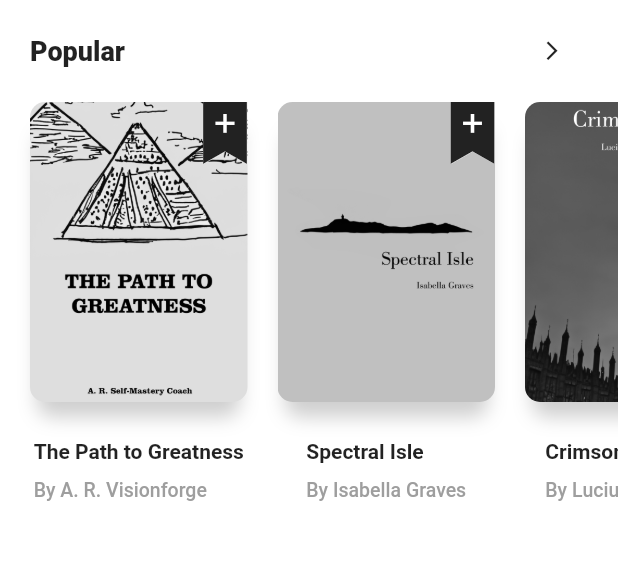
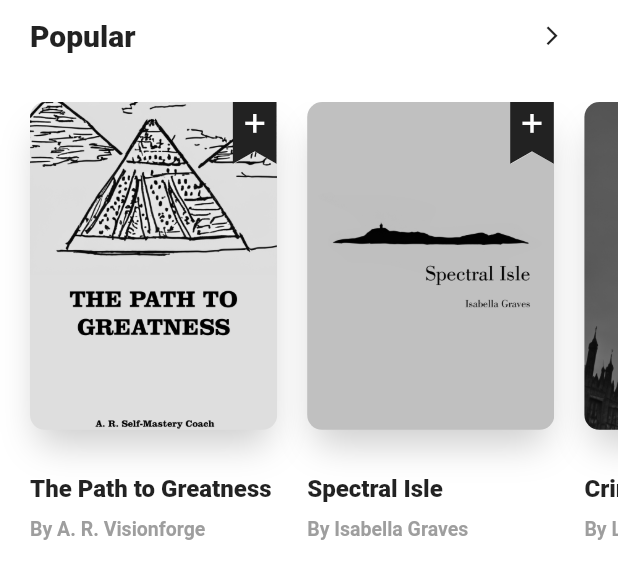
Before and after one commit to copmorty/flutter_books_ui, a Flutter app: the HomeBody widget shown alone on an empty page, opened directly, on a phone screen of 412 x 824 dp. Shown: the top 579 px of the screen. Run offline on Flutter 3.47's test engine with Material 2 defaults, Android fonts, the phone set to English and light mode, and no system bars.

Commit message:
Refine Home screen layout

```diff
--- a/lib/screens/home/_home_screen.dart
+++ b/lib/screens/home/_home_screen.dart
@@ -14,6 +14,7 @@ class HomeScreen extends StatelessWidget {
       value: CustomSystemUiOverlayStyle.dark,
       child: Scaffold(
         body: SafeArea(
+          bottom: false,
           child: SingleChildScrollView(
             child: Column(
               children: [
--- a/lib/screens/home/home_body.dart
+++ b/lib/screens/home/home_body.dart
@@ -8,9 +8,10 @@ class HomeBody extends StatelessWidget {
 
   @override
   Widget build(BuildContext context) {
+    final screenHeight = MediaQuery.of(context).size.height;
+
     return Column(
       children: [
-        const SizedBox(height: 10),
         Padding(
           padding: const EdgeInsets.symmetric(horizontal: screenHorizontalPadding),
           child: Row(
@@ -19,7 +20,7 @@ class HomeBody extends StatelessWidget {
               const Text(
                 'Popular',
                 style: TextStyle(
-                  fontSize: 18,
+                  fontSize: 20,
                   fontWeight: FontWeight.w800,
                 ),
               ),
@@ -27,9 +28,9 @@ class HomeBody extends StatelessWidget {
             ],
           ),
         ),
-        const SizedBox(height: 10),
+        const SizedBox(height: 20),
         SizedBox(
-          height: 300,
+          height: screenHeight * 0.39,
           child: ListView.separated(
             padding: const EdgeInsets.symmetric(horizontal: screenHorizontalPadding),
             scrollDirection: Axis.horizontal,
--- a/lib/screens/home/widgets/popular_book_card.dart
+++ b/lib/screens/home/widgets/popular_book_card.dart
@@ -10,20 +10,25 @@ class PopularBookWidget extends StatelessWidget {
 
   @override
   Widget build(BuildContext context) {
+    final screenWidth = MediaQuery.of(context).size.width;
+
     return SizedBox(
-      width: 145,
+      width: screenWidth * 0.4,
       child: Column(
+        crossAxisAlignment: CrossAxisAlignment.start,
         children: [
-          Container(
-            height: 200,
+          Expanded(
+            flex: 75,
+            child: Container(
               clipBehavior: Clip.antiAlias,
               decoration: const BoxDecoration(
-              borderRadius: BorderRadius.only(topLeft: Radius.circular(10), bottomRight: Radius.circular(10), bottomLeft: Radius.circular(10)),
+                borderRadius: BorderRadius.only(
+                    topLeft: Radius.circular(10), bottomRight: Radius.circular(10), bottomLeft: Radius.circular(10)),
                 boxShadow: [
                   BoxShadow(
                     color: greyColorOp050,
                     spreadRadius: -5,
-                  blurRadius: 10,
+                    blurRadius: 20,
                     offset: Offset(0, 15),
                   ),
                 ],
@@ -50,23 +55,27 @@ class PopularBookWidget extends StatelessWidget {
                 ],
               ),
             ),
-          const SizedBox(height: 25),
-          Column(
+          ),
+          const SizedBox(height: 30),
+          Expanded(
+            flex: 25,
+            child: Column(
               crossAxisAlignment: CrossAxisAlignment.start,
               children: [
                 Text(
                   book.title,
                   overflow: TextOverflow.ellipsis,
                   maxLines: 2,
-                style: const TextStyle(fontWeight: FontWeight.w600),
+                  style: const TextStyle(fontWeight: FontWeight.w800, fontSize: 16),
                 ),
                 const SizedBox(height: 10),
                 Text(
                   'By ${book.author}',
                   overflow: TextOverflow.ellipsis,
-                style: const TextStyle(color: greyColor, fontWeight: FontWeight.w500, fontSize: 13),
+                  style: const TextStyle(color: greyColor, fontWeight: FontWeight.w700, fontSize: 13),
                 ),
               ],
+            ),
           )
         ],
       ),
--- a/lib/screens/home/widgets/tag_filter_chip.dart
+++ b/lib/screens/home/widgets/tag_filter_chip.dart
@@ -24,12 +24,12 @@ class TagFilterChip extends StatelessWidget {
         style: TextStyle(
           fontSize: 14,
           color: selected ? whiteColor : blackColor,
-          fontWeight: FontWeight.w600,
+          fontWeight: FontWeight.w800,
         ),
       ),
       onSelected: (bool selected) => select(),
-      side: const BorderSide(color: blackColor, width: 2),
-      // padding: const EdgeInsets.symmetric(horizontal: 18, vertical: 4),
+      side: const BorderSide(color: blackColor, width: 3),
+      padding: const EdgeInsets.symmetric(horizontal: 10),
     );
   }
 }
--- a/lib/shared/colors.dart
+++ b/lib/shared/colors.dart
@@ -18,4 +18,5 @@ const blackColorOp075 = Color(0xBF000000);
 const blackColorOp060 = Color(0x99000000);
 const blackColorOp045 = Color(0x73000000);
 const blackColorOp038 = Color(0x61000000);
+const blackColorOp010 = Color(0x1A000000);
 const blackColorOp004 = Color(0x0A000000);
--- a/lib/shared/widgets/divider_stroke.dart
+++ b/lib/shared/widgets/divider_stroke.dart
@@ -1,6 +1,7 @@
 import 'package:flutter/material.dart';
 import 'package:flutter_books_ui/shared/colors.dart';
 
+@Deprecated('Will be removed')
 class DividerStroke extends StatelessWidget {
   final double? thickness;
   final Color? color;
--- a/lib/shared/widgets/text_stroke.dart
+++ b/lib/shared/widgets/text_stroke.dart
@@ -1,6 +1,7 @@
 import 'package:flutter/material.dart';
 import 'package:flutter_books_ui/shared/colors.dart';
 
+@Deprecated('Will be removed')
 class TextStroke extends StatelessWidget {
   final String text;
   final TextStyle? style;
```
Also changed, not shown: lib/screens/home/home_header.dart (+5 -3 lines), lib/screens/home/widgets/tag_book_card.dart (+13 -18 lines), lib/shared/widgets/divider_with_shadow.dart (added, +40 -0 lines), lib/shared/widgets/text_with_shadow.dart (added, +31 -0 lines). Lines whose indentation alone changed are shown as unchanged.
